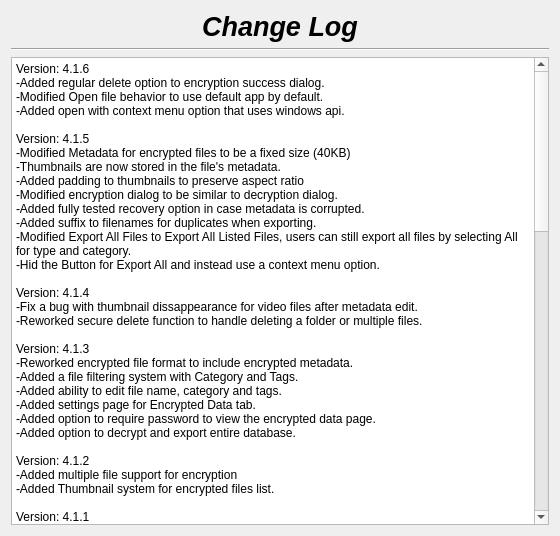
Old version of the form changelog.ui in the repository therealMaPMaKeR/MMDiary.
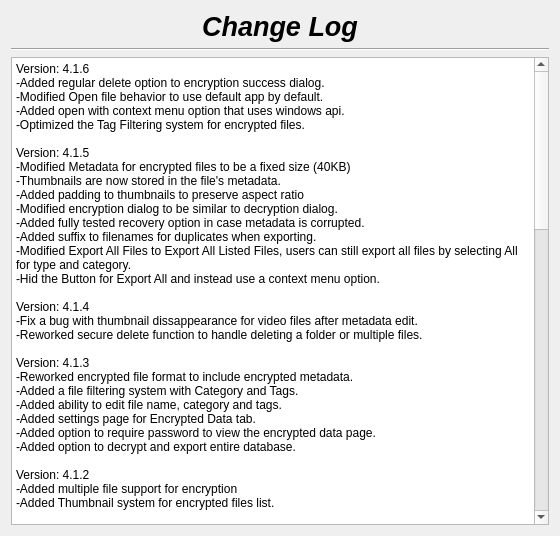
New version of the form.

Commit message: optimized tag filtering system

```diff
--- a/changelog.ui
+++ b/changelog.ui
@@ -55,7 +55,8 @@
 li.unchecked::marker { content: &quot;\2610&quot;; }
 li.checked::marker { content: &quot;\2612&quot;; }
 &lt;/style&gt;&lt;/head&gt;&lt;body style=&quot; font-family:'Segoe UI'; font-size:9pt; font-weight:400; font-style:normal;&quot;&gt;
-&lt;p style=&quot; margin-top:0px; margin-bottom:0px; margin-left:0px; margin-right:0px; -qt-block-indent:0; text-indent:0px;&quot;&gt;Version: 4.1.6&lt;br /&gt;-Added regular delete option to encryption success dialog.&lt;br /&gt;-Modified Open file behavior to use default app by default.&lt;br /&gt;-Added open with context menu option that uses windows api.&lt;br /&gt;&lt;br /&gt;Version: 4.1.5&lt;br /&gt;-Modified Metadata for encrypted files to be a fixed size (40KB)&lt;/p&gt;
+&lt;p style=&quot; margin-top:0px; margin-bottom:0px; margin-left:0px; margin-right:0px; -qt-block-indent:0; text-indent:0px;&quot;&gt;Version: 4.1.6&lt;br /&gt;-Added regular delete option to encryption success dialog.&lt;br /&gt;-Modified Open file behavior to use default app by default.&lt;br /&gt;-Added open with context menu option that uses windows api.&lt;/p&gt;
+&lt;p style=&quot; margin-top:0px; margin-bottom:0px; margin-left:0px; margin-right:0px; -qt-block-indent:0; text-indent:0px;&quot;&gt;-Optimized the Tag Filtering system for encrypted files.&lt;br /&gt;&lt;br /&gt;Version: 4.1.5&lt;br /&gt;-Modified Metadata for encrypted files to be a fixed size (40KB)&lt;/p&gt;
 &lt;p style=&quot; margin-top:0px; margin-bottom:0px; margin-left:0px; margin-right:0px; -qt-block-indent:0; text-indent:0px;&quot;&gt;-Thumbnails are now stored in the file's metadata.&lt;/p&gt;
 &lt;p style=&quot; margin-top:0px; margin-bottom:0px; margin-left:0px; margin-right:0px; -qt-block-indent:0; text-indent:0px;&quot;&gt;-Added padding to thumbnails to preserve aspect ratio&lt;/p&gt;
 &lt;p style=&quot; margin-top:0px; margin-bottom:0px; margin-left:0px; margin-right:0px; -qt-block-indent:0; text-indent:0px;&quot;&gt;-Modified encryption dialog to be similar to decryption dialog.&lt;/p&gt;
```
The commit also changes 3 other files.
